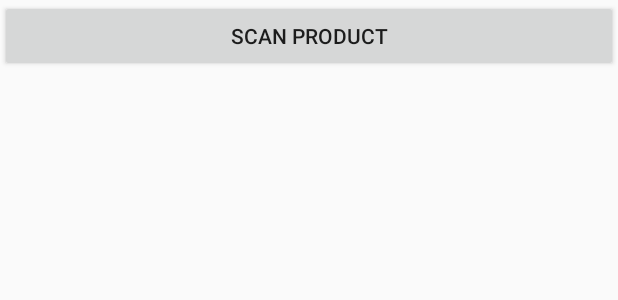
After one commit to hoang7020/RFIM_Mobile, an Android app: the layout activity_package_register.xml on its own in the app's theme, with its tools: preview values and no code run, on a phone screen of 412 x 824 dp. The commit adds this screen. Shown: the top 300 px of the screen. Run offline under Robolectric (Android 15) with nearby library versions, the light colour scheme and no system bars.

Commit message:
scan many product

```diff
--- a/app/src/main/AndroidManifest.xml
+++ b/app/src/main/AndroidManifest.xml
@@ -13,7 +13,8 @@
         android:roundIcon="@mipmap/ic_launcher_round"
         android:supportsRtl="true"
         android:theme="@style/AppTheme">
-        <activity android:name=".ShelfRegisterActivity"></activity>
+        <activity android:name=".PackageRegisterActivity"></activity>
+        <activity android:name=".ShelfRegisterActivity" />
         <activity android:name=".LoginActivity" />
         <activity android:name=".MainActivity">
             <intent-filter>
--- a/app/src/main/java/vn/com/rfim_mobile/ShelfRegisterActivity.java
+++ b/app/src/main/java/vn/com/rfim_mobile/ShelfRegisterActivity.java
@@ -42,6 +42,6 @@ public class ShelfRegisterActivity extends AppCompatActivity implements Observer
     public void getNotification(String message) {
         Log.e(TAG, "getNotification: " + message);
         txtShelfRfid.setText(BluetoothUtil.tempScanResult.getRfidID());
-        BluetoothUtil.tempScanResult.removeObserver(ShelfRegisterActivity.this);
+        BluetoothUtil.tempScanResult.unregisterObserver(ShelfRegisterActivity.this);
     }
 }
--- a/app/src/main/java/vn/com/rfim_mobile/interfaces/Observerable.java
+++ b/app/src/main/java/vn/com/rfim_mobile/interfaces/Observerable.java
@@ -2,6 +2,6 @@ package vn.com.rfim_mobile.interfaces;
 
 public interface Observerable {
     public void registerObserver(Observer observer);
-    public void removeObserver(Observer observer);
+    public void unregisterObserver(Observer observer);
     public void sendNotification(String message);
 }
--- a/app/src/main/java/vn/com/rfim_mobile/utils/Bluetooth/TempScanResult.java
+++ b/app/src/main/java/vn/com/rfim_mobile/utils/Bluetooth/TempScanResult.java
@@ -30,7 +30,7 @@ public class TempScanResult implements Observerable {
     }
 
     @Override
-    public void removeObserver(Observer observer) {
+    public void unregisterObserver(Observer observer) {
         observers.remove(observer);
     }
 
--- /dev/null
+++ b/app/src/main/res/layout/activity_package_register.xml
@@ -0,0 +1,27 @@
+<?xml version="1.0" encoding="utf-8"?>
+<LinearLayout xmlns:android="http://schemas.android.com/apk/res/android"
+    xmlns:app="http://schemas.android.com/apk/res-auto"
+    xmlns:tools="http://schemas.android.com/tools"
+    android:layout_width="match_parent"
+    android:layout_height="match_parent"
+    android:orientation="vertical"
+    tools:context=".PackageRegisterActivity">
+
+    <Button
+        android:text="Scan Product"
+        android:id="@+id/btn_scan_product_rfid"
+        android:layout_width="match_parent"
+        android:layout_height="wrap_content" />
+
+    <ScrollView
+        android:layout_width="match_parent"
+        android:layout_height="wrap_content">
+
+        <TextView
+            android:id="@+id/txt_product_rfid"
+            android:layout_width="match_parent"
+            android:layout_height="wrap_content" />
+
+    </ScrollView>
+
+</LinearLayout>
```
Also changed, not shown: app/src/main/java/vn/com/rfim_mobile/MainActivity.java (+10 -1 lines), app/src/main/java/vn/com/rfim_mobile/PackageRegisterActivity.java (added, +63 -0 lines), app/src/main/res/layout/activity_main.xml (+7 -1 lines).
